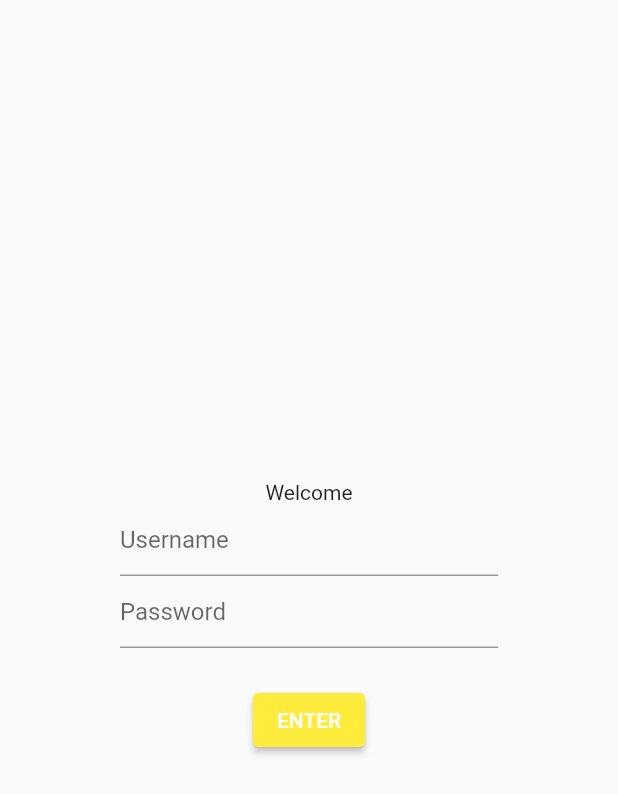
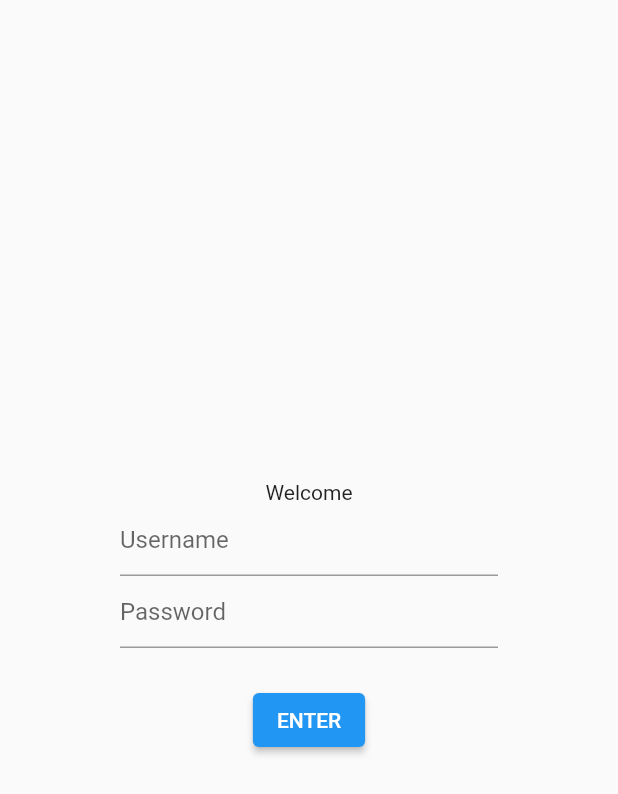
Before and after one commit to icuxika/flutter_scaffold, a Flutter app: the screen it shows after launch, on a phone screen of 412 x 824 dp. Shown: the top 794 px of the screen. Run offline on Flutter 3.47's test engine with Material 2 defaults, Android fonts, the phone set to English and light mode, and no system bars; our stand-ins replace shared_preferences; generated files the repository leaves out were written again.

Commit message:
Optimize the use of ThemeData

```diff
--- a/lib/src/app.dart
+++ b/lib/src/app.dart
@@ -2,6 +2,7 @@ import 'package:flutter/material.dart';
 import 'package:flutter_gen/gen_l10n/app_localizations.dart';
 import 'package:flutter_localizations/flutter_localizations.dart';
 import 'package:flutter_scaffold/src/common/constant.dart';
+import 'package:flutter_scaffold/src/common/theme.dart';
 import 'package:flutter_scaffold/src/login/login_view.dart';
 import 'package:flutter_scaffold/src/util/storage.dart';
 
@@ -70,8 +71,8 @@ class MyApp extends StatelessWidget {
           // Define a light and dark color theme. Then, read the user's
           // preferred ThemeMode (light, dark, or system default) from the
           // SettingsController to display the correct theme.
-          theme: ThemeData(),
-          darkTheme: ThemeData.dark(),
+          theme: lightTheme,
+          darkTheme: darkTheme,
           themeMode: settingsController.themeMode,
 
           initialRoute: LoginView.routeName,
--- a/lib/src/common/theme.dart
+++ b/lib/src/common/theme.dart
@@ -1,4 +1,5 @@
 import 'package:flutter/material.dart';
 
-final lightTheme = ThemeData();
-final darkTheme = ThemeData();
+final lightTheme = ThemeData(
+    colorScheme: const ColorScheme.light().copyWith(primary: Colors.blue));
+final darkTheme = ThemeData.dark();
--- a/lib/src/login/login_view.dart
+++ b/lib/src/login/login_view.dart
@@ -42,9 +42,6 @@ class LoginView extends StatelessWidget {
                   Navigator.pushNamedAndRemoveUntil(
                       context, SampleItemListView.routeName, (route) => false);
                 },
-                style: ElevatedButton.styleFrom(
-                  primary: Colors.yellow,
-                ),
                 child: const Text('ENTER'),
               )
             ],
```
